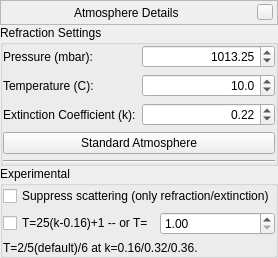
This is src/gui/atmosphereDialog.ui in Stellarium/stellarium as Qt 5 draws it before an edit. The edited form follows.
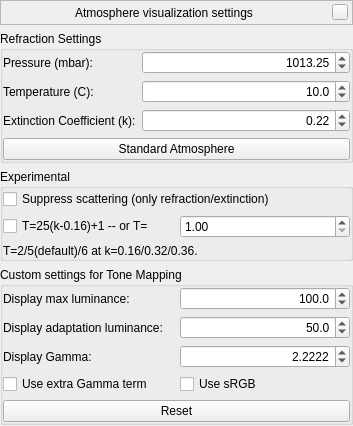
This is the edited form. Custom widgets are drawn as their Qt base class.

```diff
--- a/src/gui/atmosphereDialog.ui
+++ b/src/gui/atmosphereDialog.ui
@@ -6,8 +6,8 @@
    <rect>
     <x>0</x>
     <y>0</y>
-    <width>252</width>
-    <height>231</height>
+    <width>353</width>
+    <height>426</height>
    </rect>
   </property>
   <property name="sizePolicy">
@@ -16,10 +16,7 @@
     <verstretch>0</verstretch>
    </sizepolicy>
   </property>
-  <layout class="QVBoxLayout" name="verticalLayout">
-   <property name="spacing">
-    <number>0</number>
-   </property>
+  <layout class="QGridLayout" name="gridLayout_4">
    <property name="leftMargin">
     <number>0</number>
    </property>
@@ -32,7 +29,66 @@
    <property name="bottomMargin">
     <number>0</number>
    </property>
-   <item>
+   <item row="2" column="0">
+    <widget class="QGroupBox" name="groupBox_experimental">
+     <property name="title">
+      <string>Experimental</string>
+     </property>
+     <layout class="QGridLayout" name="gridLayout_3">
+      <property name="leftMargin">
+       <number>0</number>
+      </property>
+      <property name="topMargin">
+       <number>0</number>
+      </property>
+      <property name="rightMargin">
+       <number>0</number>
+      </property>
+      <property name="bottomMargin">
+       <number>0</number>
+      </property>
+      <item row="0" column="0">
+       <widget class="QCheckBox" name="checkBox_noScatter">
+        <property name="text">
+         <string>Suppress scattering (only refraction/extinction)</string>
+        </property>
+       </widget>
+      </item>
+      <item row="2" column="0">
+       <widget class="QLabel" name="label_22">
+        <property name="text">
+         <string>T=2/5(default)/6 at k=0.16/0.32/0.36. </string>
+        </property>
+       </widget>
+      </item>
+      <item row="1" column="0">
+       <layout class="QGridLayout" name="gridLayout_2">
+        <item row="1" column="0">
+         <widget class="QCheckBox" name="checkBox_TfromK">
+          <property name="toolTip">
+           <string notr="true"/>
+          </property>
+          <property name="text">
+           <string>T=25(k-0.16)+1 -- or T=</string>
+          </property>
+         </widget>
+        </item>
+        <item row="1" column="1">
+         <widget class="QDoubleSpinBox" name="doubleSpinBox_T">
+          <property name="minimum">
+           <double>1.000000000000000</double>
+          </property>
+          <property name="singleStep">
+           <double>0.100000000000000</double>
+          </property>
+         </widget>
+        </item>
+       </layout>
+      </item>
+     </layout>
+    </widget>
+   </item>
+   <item row="0" column="0">
     <widget class="BarFrame" name="TitleBar">
      <property name="minimumSize">
       <size>
@@ -88,7 +144,7 @@
          <font/>
         </property>
         <property name="text">
-         <string>Atmosphere Details</string>
+         <string>Atmosphere visualization settings</string>
         </property>
        </widget>
       </item>
@@ -130,12 +186,12 @@
      </layout>
     </widget>
    </item>
-   <item>
+   <item row="1" column="0">
     <widget class="QGroupBox" name="atmosphereGroupBox">
      <property name="title">
       <string>Refraction Settings</string>
      </property>
-     <layout class="QVBoxLayout" name="verticalLayout_3">
+     <layout class="QGridLayout" name="gridLayout_5">
       <property name="leftMargin">
        <number>0</number>
       </property>
@@ -148,7 +204,7 @@
       <property name="bottomMargin">
        <number>0</number>
       </property>
-      <item>
+      <item row="0" column="0">
        <layout class="QFormLayout" name="formLayout_atm">
         <item row="0" column="0">
          <widget class="QLabel" name="pressureLabel">
@@ -233,7 +289,7 @@
         </item>
        </layout>
       </item>
-      <item>
+      <item row="1" column="0">
        <widget class="QPushButton" name="standardAtmosphereButton">
         <property name="toolTip">
          <string>Set the International Standard Atmosphere at the height 0 km MSL</string>
@@ -243,22 +299,15 @@
         </property>
        </widget>
       </item>
-      <item>
-       <widget class="Line" name="line">
-        <property name="orientation">
-         <enum>Qt::Horizontal</enum>
-        </property>
-       </widget>
-      </item>
      </layout>
     </widget>
    </item>
-   <item>
-    <widget class="QGroupBox" name="groupBox_experimental">
+   <item row="3" column="0">
+    <widget class="QGroupBox" name="tonemappingGroupBox">
      <property name="title">
-      <string>Experimental</string>
+      <string>Custom settings for Tone Mapping</string>
      </property>
-     <layout class="QVBoxLayout" name="verticalLayout_experimental">
+     <layout class="QGridLayout" name="gridLayout">
       <property name="leftMargin">
        <number>0</number>
       </property>
@@ -271,47 +320,133 @@
       <property name="bottomMargin">
        <number>0</number>
       </property>
-      <item>
-       <widget class="QCheckBox" name="checkBox_noScatter">
+      <item row="1" column="0">
+       <widget class="QLabel" name="dalLabel">
+        <property name="toolTip">
+         <string>Relates to brightness surrounding the display. Default 50 cd/m²</string>
+        </property>
         <property name="text">
-         <string>Suppress scattering (only refraction/extinction)</string>
+         <string>Display adaptation luminance:</string>
         </property>
        </widget>
       </item>
-      <item>
-       <layout class="QGridLayout" name="gridLayout_2">
-        <item row="1" column="0">
-         <widget class="QCheckBox" name="checkBox_TfromK">
-          <property name="toolTip">
-           <string notr="true"/>
-          </property>
-          <property name="text">
-           <string>T=25(k-0.16)+1 -- or T=</string>
-          </property>
-         </widget>
-        </item>
-        <item row="1" column="1">
-         <widget class="QDoubleSpinBox" name="doubleSpinBox_T">
-          <property name="minimum">
-           <double>1.000000000000000</double>
-          </property>
-          <property name="singleStep">
-           <double>0.100000000000000</double>
-          </property>
-         </widget>
-        </item>
-       </layout>
+      <item row="3" column="1">
+       <widget class="QCheckBox" name="checkBox_sRGB">
+        <property name="toolTip">
+         <string>Use an XYZ-&gt;sRGB color transform matrix, not XYZ-&gt;Adobe RGB (1998).</string>
+        </property>
+        <property name="text">
+         <string>Use sRGB</string>
+        </property>
+       </widget>
       </item>
-      <item>
-       <widget class="QLabel" name="label_22">
+      <item row="2" column="1">
+       <widget class="QDoubleSpinBox" name="gammaSpinBox">
+        <property name="alignment">
+         <set>Qt::AlignRight|Qt::AlignTrailing|Qt::AlignVCenter</set>
+        </property>
+        <property name="decimals">
+         <number>4</number>
+        </property>
+        <property name="maximum">
+         <double>5.000000000000000</double>
+        </property>
+        <property name="value">
+         <double>2.222200000000000</double>
+        </property>
+       </widget>
+      </item>
+      <item row="1" column="1">
+       <widget class="QDoubleSpinBox" name="dalSpinBox">
+        <property name="alignment">
+         <set>Qt::AlignRight|Qt::AlignTrailing|Qt::AlignVCenter</set>
+        </property>
+        <property name="decimals">
+         <number>1</number>
+        </property>
+        <property name="maximum">
+         <double>2000.000000000000000</double>
+        </property>
+        <property name="value">
+         <double>50.000000000000000</double>
+        </property>
+       </widget>
+      </item>
+      <item row="0" column="0">
+       <widget class="QLabel" name="dmLabel">
+        <property name="toolTip">
+         <string>Maximum luminance of the display (see display data sheet). Default 100 cd/m²</string>
+        </property>
         <property name="text">
-         <string>T=2/5(default)/6 at k=0.16/0.32/0.36. </string>
+         <string>Display max luminance:</string>
+        </property>
+       </widget>
+      </item>
+      <item row="2" column="0">
+       <widget class="QLabel" name="gammaLabel">
+        <property name="toolTip">
+         <string>Assumed nonlinearity between input signal and output brightness. Default 2.2222.</string>
+        </property>
+        <property name="text">
+         <string>Display Gamma:</string>
+        </property>
+       </widget>
+      </item>
+      <item row="3" column="0">
+       <widget class="QCheckBox" name="checkBox_extraGamma">
+        <property name="toolTip">
+         <string>Stellarium's original formulation may include a gamma term too much, but it looks better than without.</string>
+        </property>
+        <property name="text">
+         <string>Use extra Gamma term</string>
+        </property>
+       </widget>
+      </item>
+      <item row="0" column="1">
+       <widget class="QDoubleSpinBox" name="dmSpinBox">
+        <property name="toolTip">
+         <string>Display property. Default 100 cd/m² for a CRT.</string>
+        </property>
+        <property name="alignment">
+         <set>Qt::AlignRight|Qt::AlignTrailing|Qt::AlignVCenter</set>
+        </property>
+        <property name="decimals">
+         <number>1</number>
+        </property>
+        <property name="maximum">
+         <double>2500.000000000000000</double>
+        </property>
+        <property name="value">
+         <double>100.000000000000000</double>
+        </property>
+       </widget>
+      </item>
+      <item row="4" column="0" colspan="2">
+       <widget class="QPushButton" name="resetPushButton">
+        <property name="toolTip">
+         <string>Reset to useful defaults</string>
+        </property>
+        <property name="text">
+         <string>Reset</string>
         </property>
        </widget>
       </item>
      </layout>
     </widget>
    </item>
+   <item row="4" column="0">
+    <spacer name="verticalSpacer">
+     <property name="orientation">
+      <enum>Qt::Vertical</enum>
+     </property>
+     <property name="sizeHint" stdset="0">
+      <size>
+       <width>20</width>
+       <height>40</height>
+      </size>
+     </property>
+    </spacer>
+   </item>
   </layout>
  </widget>
  <customwidgets>
```
